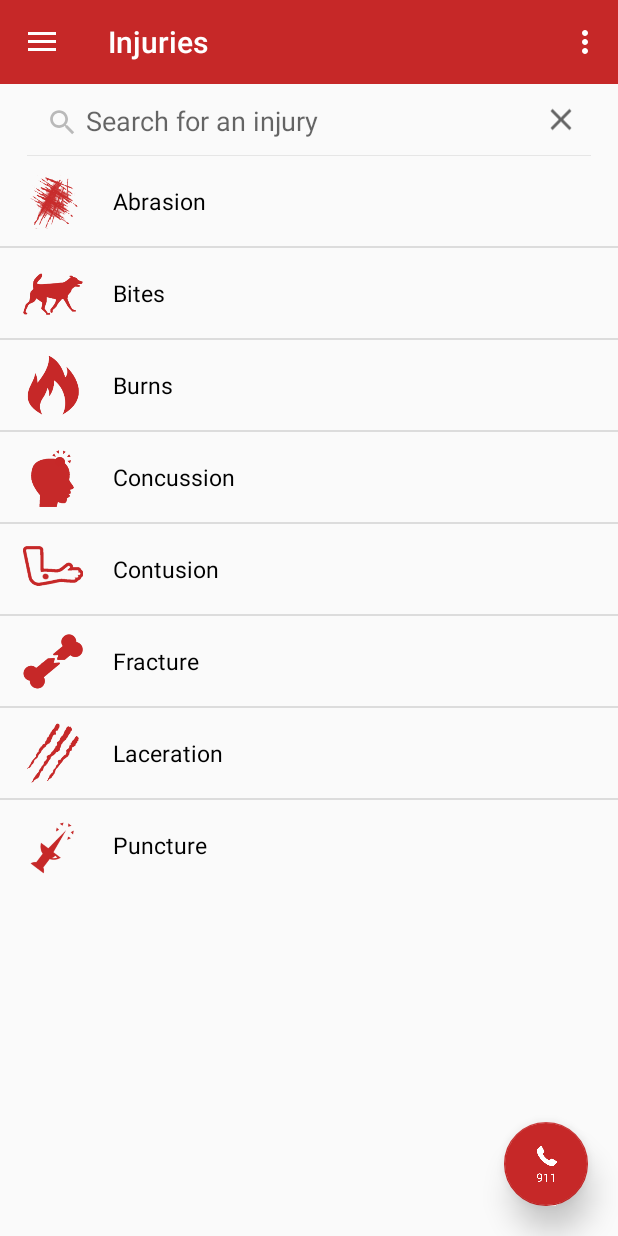
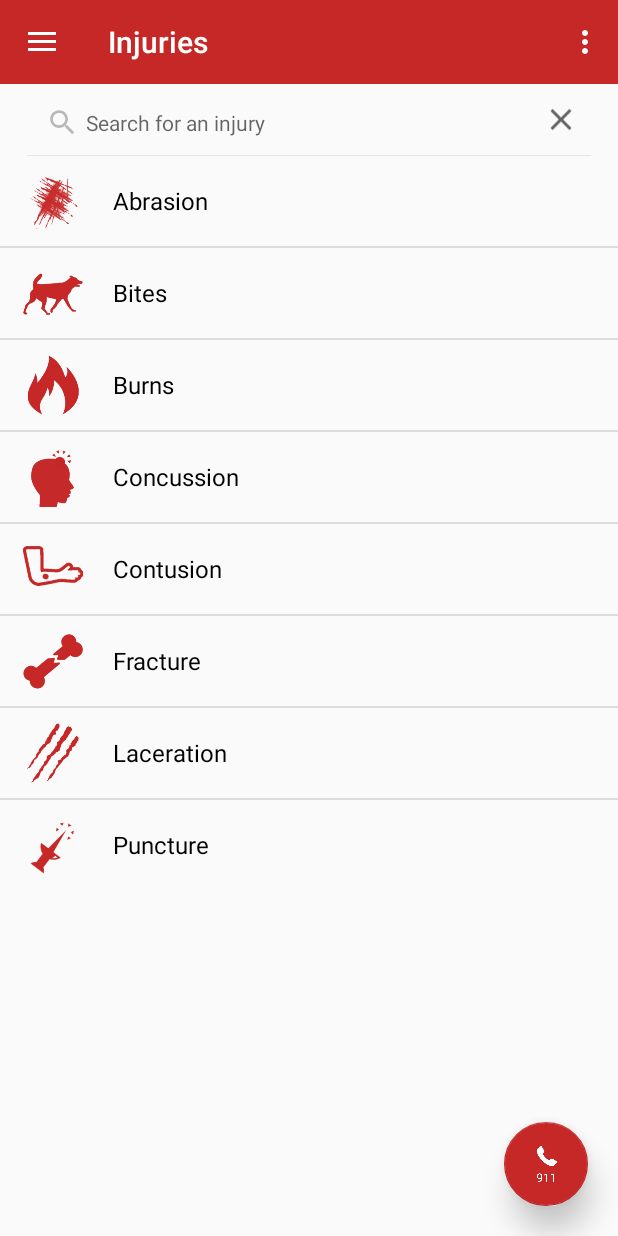
Before and after one commit to aguilarjonas/pocketaid, an Android app: the screen it shows after launch (MainActivity), on a phone screen of 412 x 824 dp. Run offline under Robolectric (Android 15) with nearby library versions, the phone set to English and light mode, and no system bars.

Commit message:
changed something

```diff
--- a/app/src/main/res/layout/fragment_about.xml
+++ b/app/src/main/res/layout/fragment_about.xml
@@ -26,6 +26,7 @@
         android:layout_marginLeft="@dimen/ten_dp"
         android:layout_width="match_parent"
         android:layout_height="wrap_content"
+        android:textStyle="bold"
         android:text="DISCLAIMER"/>
 
     <View
--- a/app/src/main/res/layout/fragment_injuries.xml
+++ b/app/src/main/res/layout/fragment_injuries.xml
@@ -12,9 +12,9 @@
         android:id="@+id/injuries_search"
         android:layout_width="match_parent"
         android:layout_height="wrap_content"
-        app:queryHint="@string/injury_search"
         android:layout_marginStart="10dp"
-        android:layout_marginEnd="10dp">
+        android:layout_marginEnd="10dp"
+        app:queryHint="@string/injury_search">
     </android.support.v7.widget.SearchView>
 
     <ListView
--- a/app/src/main/res/layout/fragment_injury_overview.xml
+++ b/app/src/main/res/layout/fragment_injury_overview.xml
@@ -26,6 +26,7 @@
         android:layout_marginStart="@dimen/ten_dp"
         android:layout_width="match_parent"
         android:layout_height="wrap_content"
+        android:textStyle="bold"
         android:text="OVERVIEW"/>
 
     <View
@@ -57,6 +58,7 @@
         android:layout_marginStart="@dimen/ten_dp"
         android:layout_marginRight="@dimen/ten_dp"
         android:layout_marginEnd="@dimen/ten_dp"
+        android:textStyle="bold"
         android:text="POSSIBLE CAUSES"/>
 
     <View
--- a/app/src/main/res/layout/layout_injury_list.xml
+++ b/app/src/main/res/layout/layout_injury_list.xml
@@ -20,7 +20,7 @@
         android:layout_width="wrap_content"
         android:layout_height="wrap_content"
         android:text="Sample"
-        android:textSize="15sp"
+        android:textSize="16sp"
         android:textColor="@color/textColor"
         android:layout_marginLeft="10dp"
         android:layout_gravity="center_vertical"/>
--- a/app/src/main/res/values/strings.xml
+++ b/app/src/main/res/values/strings.xml
@@ -13,7 +13,7 @@
     <string name="action_settings">Settings</string>
 
     <!-- INJURIES -->
-    <string name="injury_search">Search for an injury</string>
+    <string name="injury_search"><font size="14">Search for an injury</font></string>
     <string name="fracture">Fracture</string>
     <string name="burns">Burns</string>
     <string name="concussion">Concussion</string>
```
